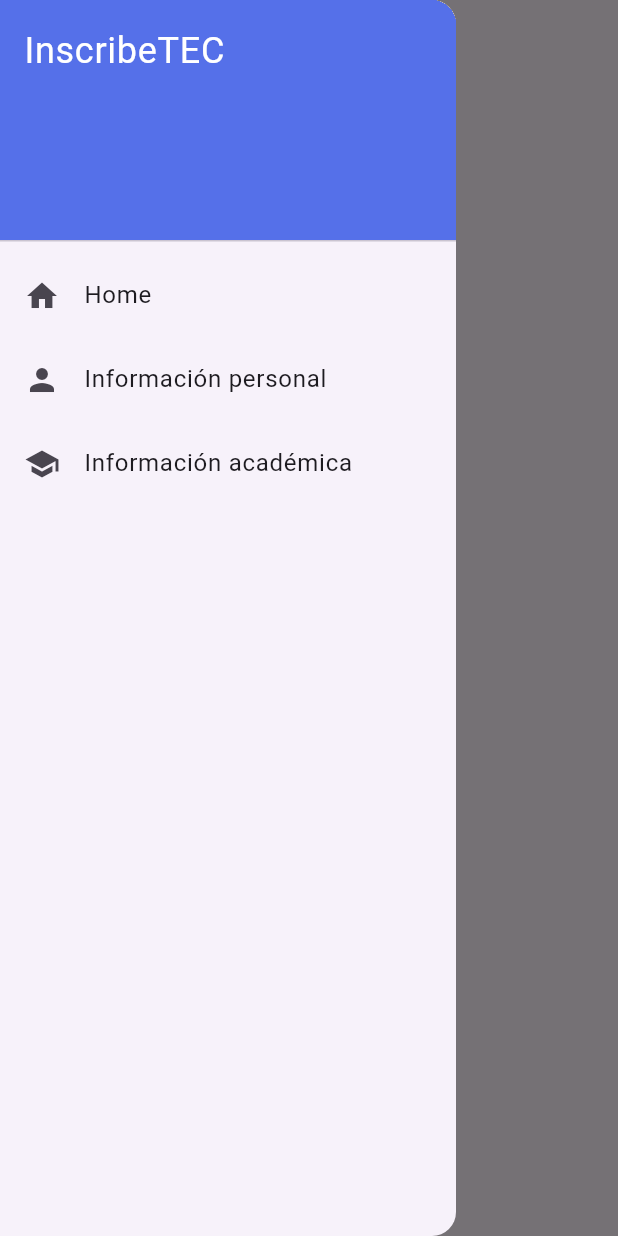
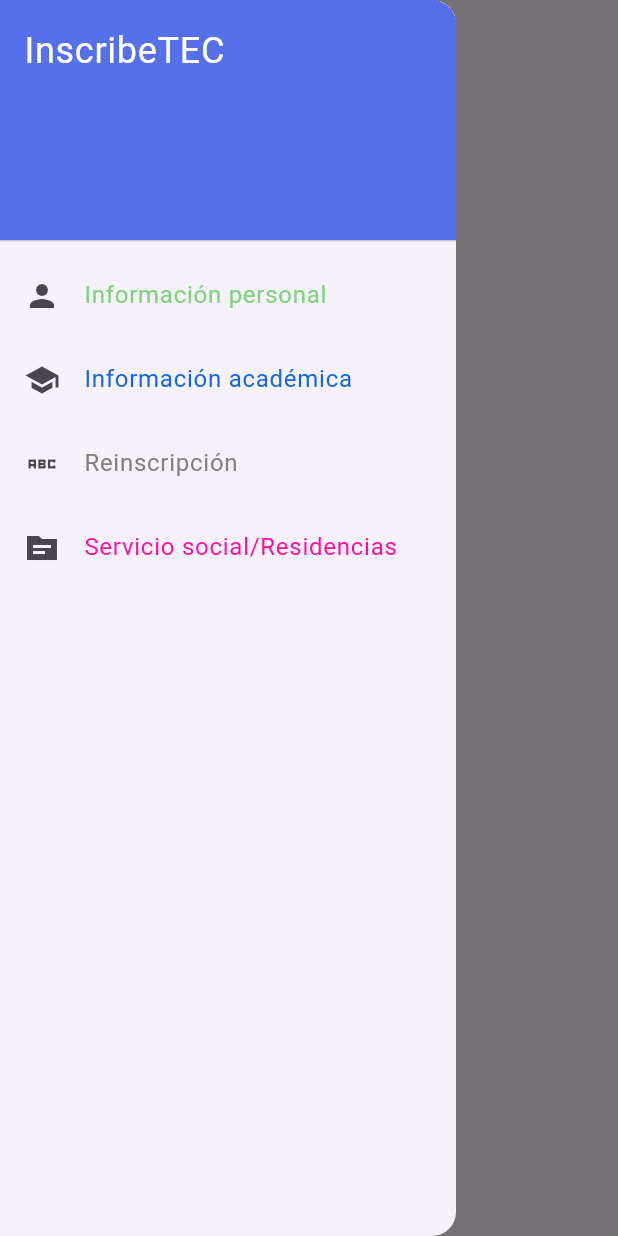
Before and after one commit to andyjoab/navigation-main, a Flutter app: the screen it shows after launch, with the side drawer open, on a phone screen of 412 x 824 dp. Run offline on Flutter 3.47's test engine with Material 3 defaults, Android fonts, the phone set to English and light mode, and no system bars; our stand-ins replace firebase_core; accounts and stored records are empty.

```diff
--- a/navigation-main/lib/components/customDrawer.dart
+++ b/navigation-main/lib/components/customDrawer.dart
@@ -22,24 +22,31 @@ class CustomDrawer extends StatelessWidget {
             ),
           ),
           ListTile(
-            leading: const Icon(Icons.home),
-            title: const Text('Home'),
-            onTap: () {
-              Navigator.pushReplacementNamed(context, '/one');
-            },
-          ),
-          ListTile(
             leading: const Icon(Icons.person),
             title: const Text('Información personal'),
             onTap: () {
-              Navigator.pushReplacementNamed(context, '/two');
+              Navigator.pushReplacementNamed(context, '/one');
             },
           ),
           ListTile(
             leading: const Icon(Icons.school),
             title: const Text('Información académica'),
             onTap: () {
+              Navigator.pushReplacementNamed(context, '/two');
+            },
+          ),
+          ListTile(
+            leading: const Icon(Icons.abc_sharp),
+            title: const Text('Reinscripción'),
+            onTap: () {
               Navigator.pushReplacementNamed(context, '/three');
+            },
+          ),
+          ListTile(
+            leading: const Icon(Icons.source_sharp),
+            title: const Text('Servicio social/Residencias'),
+            onTap: () {
+              Navigator.pushReplacementNamed(context, '/four');
             },
           ),
         ],
--- a/navigation-main/lib/main.dart
+++ b/navigation-main/lib/main.dart
@@ -25,6 +25,7 @@ class MyApp extends StatelessWidget {
         '/one': (context) => const PageOne(),
         '/two': (context) => const PageTwo(),
         '/three': (context) => const PageThree(),
+        '/four': (context) => const PageFour(),
       },
     );
   }
--- a/navigation-main/lib/navMethods/bottomNavigation.dart
+++ b/navigation-main/lib/navMethods/bottomNavigation.dart
@@ -1,6 +1,5 @@
 import 'package:flutter/material.dart';
 import '../components/pages.dart';
-
 
 class BottomNavigation extends StatefulWidget {
   const BottomNavigation({super.key});
@@ -15,6 +14,7 @@ class _BottomNavigationState extends State<BottomNavigation> {
     const PageOne(),
     const PageTwo(),
     const PageThree(),
+    const PageFour(),
   ];
 
   @override
@@ -29,16 +29,20 @@ class _BottomNavigationState extends State<BottomNavigation> {
         onTap: _onItemTapped,
         items: const [
           BottomNavigationBarItem(
-            icon: Icon(Icons.home),
-            label: 'Home',
-          ),
-          BottomNavigationBarItem(
             icon: Icon(Icons.person),
             label: 'Información personal',
           ),
           BottomNavigationBarItem(
             icon: Icon(Icons.school),
             label: 'Información académica',
+          ),
+          BottomNavigationBarItem(
+            icon: Icon(Icons.abc_sharp),
+            label: 'Reinscripción',
+          ),
+          BottomNavigationBarItem(
+            icon: Icon(Icons.source_sharp),
+            label: 'Servicio social/Residencias',
           ),
         ],
       ),
--- a/navigation-main/lib/navMethods/ephimeralDrawer.dart
+++ b/navigation-main/lib/navMethods/ephimeralDrawer.dart
@@ -15,7 +15,7 @@ class EphimeralDrawerNavigation extends StatelessWidget {
           children: <Widget>[
             const DrawerHeader(
               decoration: BoxDecoration(
-                 color: Color.fromARGB(255, 85, 112, 233),
+                color: Color.fromARGB(255, 85, 112, 233),
               ),
               child: Text(
                 'InscribeTEC',
@@ -26,31 +26,58 @@ class EphimeralDrawerNavigation extends StatelessWidget {
               ),
             ),
             ListTile(
-              leading: const Icon(Icons.home),
-              title: const Text('Home'),
+              leading: const Icon(Icons.person),
+              title: const Text(
+                'Información personal',
+                style: TextStyle(
+                  color: Color.fromARGB(255, 124, 212, 124),
+                ),
+              ),
               onTap: () {
                 Navigator.pushNamed(context, '/one');
               },
             ),
             ListTile(
-              leading: const Icon(Icons.person),
-              title: const Text('Información personal'),
+              leading: const Icon(Icons.school),
+              title: const Text(
+                'Información académica',
+                style: TextStyle(
+                  color: Color.fromARGB(255, 18, 103, 230),
+                ),
+              ),
               onTap: () {
                 Navigator.pushNamed(context, '/two');
               },
             ),
             ListTile(
-              leading: const Icon(Icons.school),
-              title: const Text('Información académica'),
+              leading: const Icon(Icons.abc_sharp),
+              title: const Text(
+                'Reinscripción',
+                style: TextStyle(
+                  color: Color.fromARGB(255, 133, 130, 126),
+                ),
+              ),
               onTap: () {
                 Navigator.pushNamed(context, '/three');
+              },
+            ),
+            ListTile(
+              leading: const Icon(Icons.source_sharp),
+              title: const Text(
+                'Servicio social/Residencias',
+                style: TextStyle(
+                  color: Color.fromARGB(255, 255, 12, 162),
+                ),
+              ),
+              onTap: () {
+                Navigator.pushNamed(context, '/four');
               },
             ),
           ],
         ),
       ),
       body: const Center(
-        child: Text('Página principal'),
+        child: Text('Información personal'),
       ),
     );
   }
--- a/navigation-main/lib/navMethods/indexedStack.dart
+++ b/navigation-main/lib/navMethods/indexedStack.dart
@@ -20,6 +20,7 @@ class _IndexedStackNavigationState extends State<IndexedStackNavigation> {
           PageOne(),
           PageTwo(),
           PageThree(),
+          PageFour(),
         ],
       ),
       bottomNavigationBar: BottomNavigationBar(
@@ -27,16 +28,20 @@ class _IndexedStackNavigationState extends State<IndexedStackNavigation> {
         onTap: _onItemTapped,
         items: const [
           BottomNavigationBarItem(
-            icon: Icon(Icons.home),
-            label: 'Home',
-          ),
-          BottomNavigationBarItem(
             icon: Icon(Icons.person),
             label: 'Información personal',
           ),
           BottomNavigationBarItem(
             icon: Icon(Icons.school),
             label: 'Información académica',
+          ),
+          BottomNavigationBarItem(
+            icon: Icon(Icons.abc_sharp),
+            label: 'Reinscripción',
+          ),
+          BottomNavigationBarItem(
+            icon: Icon(Icons.source_sharp),
+            label: 'Servicio social/Residencias',
           ),
         ],
       ),
```
Also changed, not shown: navigation-main/lib/components/pages.dart (+42 -22 lines), navigation-main/lib/navMethods/persistentDrawer.dart (+35 -6 lines).
